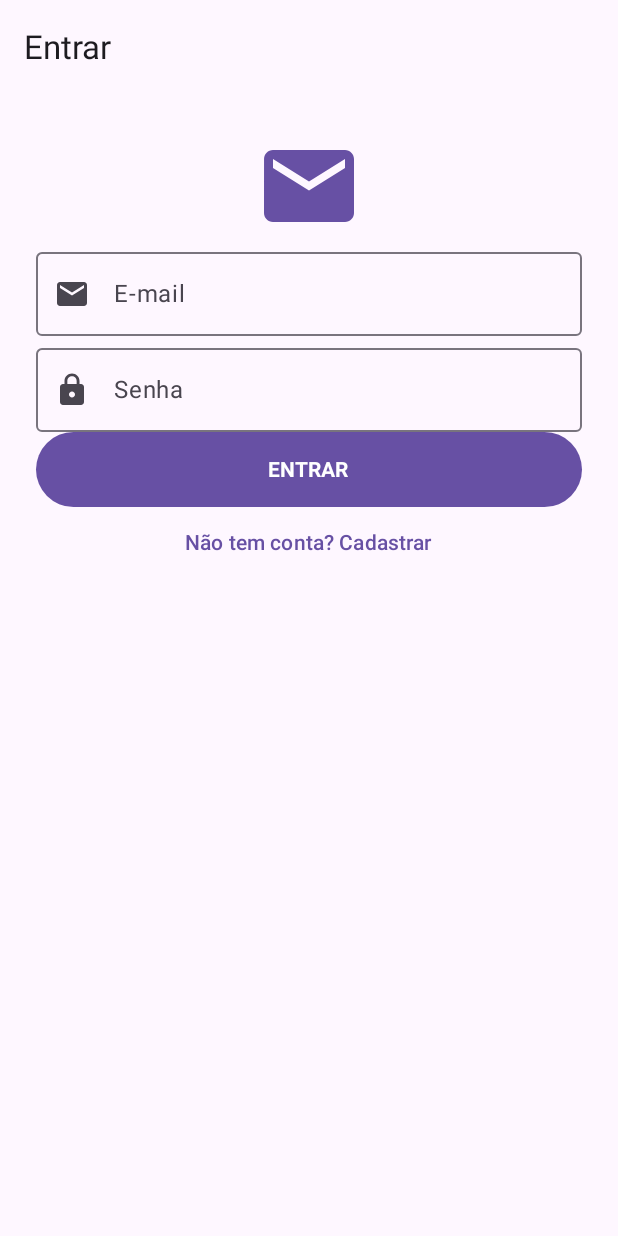
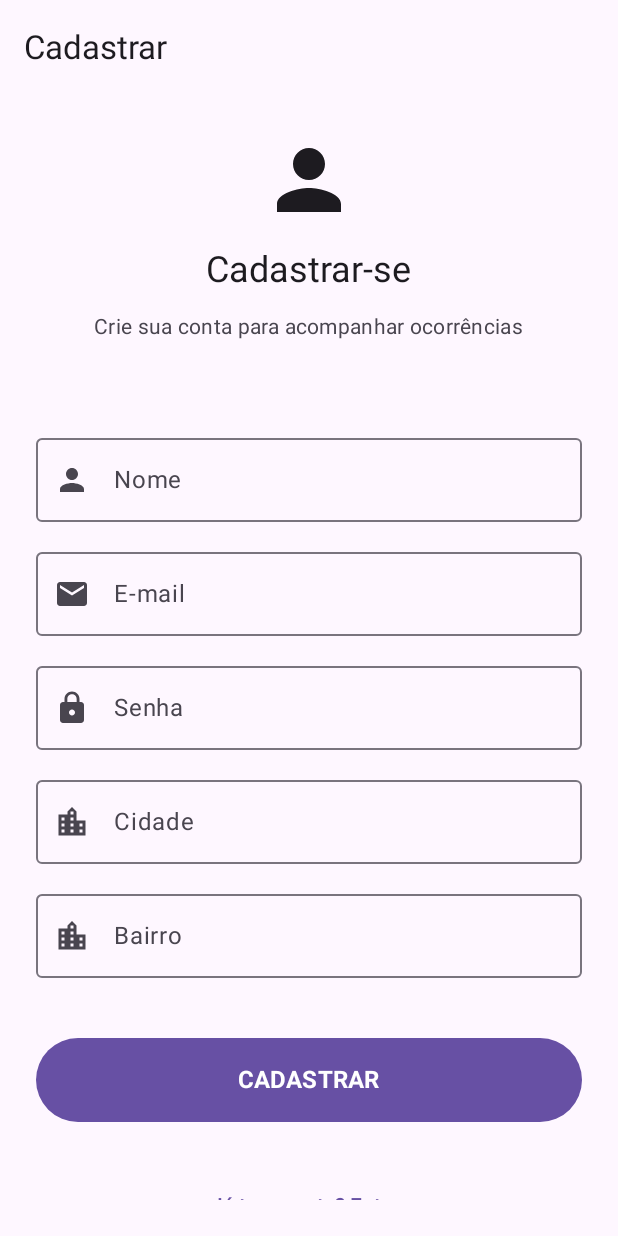
Before and after one commit to alvarossantos/vizinho-alerta, an Android app built with Jetpack Compose: the screen it shows after launch (MainActivity), after a tap on "Cadastrar-se", on a phone screen of 412 x 824 dp. Run offline under Robolectric (Android 15) with nearby library versions, the phone set to English and light mode, and no system bars; our stand-ins replace Firebase (no records; nobody signed in at launch, a user with empty details on screens opened directly).

Commit message:
feat: separa login e cadastro com espacamento e hierarquia visual

```diff
--- a/app/src/main/java/com/vizinhoalerta/MainActivity.kt
+++ b/app/src/main/java/com/vizinhoalerta/MainActivity.kt
@@ -20,6 +20,7 @@ import androidx.navigation.navArgument
 import com.vizinhoalerta.data.AuthRepository
 import com.vizinhoalerta.data.OcorrenciaRepository
 import com.vizinhoalerta.ui.admin.AdminScreen
+import com.vizinhoalerta.ui.cadastro.CadastroScreen
 import com.vizinhoalerta.ui.detalhes.DetalhesScreen
 import com.vizinhoalerta.ui.lista.OcorrenciasListScreen
 import com.vizinhoalerta.ui.login.LoginScreen
@@ -91,7 +92,7 @@ fun VizinhoAlertaApp(
         composable("welcome") {
             WelcomeScreen(
                 onLoginClick = { navController.navigate("login") },
-                onCadastrarClick = { navController.navigate("login") }
+                onCadastrarClick = { navController.navigate("cadastro") }
             )
         }
 
@@ -101,9 +102,21 @@ fun VizinhoAlertaApp(
                 onLoginSucesso = {
                     navController.navigate("mapa") {
                         popUpTo("welcome") { inclusive = true }
-                        popUpTo("login") { inclusive = true }
                     }
-                }
+                },
+                onCadastrarClick = { navController.navigate("cadastro") }
+            )
+        }
+
+        composable("cadastro") {
+            CadastroScreen(
+                authRepository = authRepository,
+                onCadastroSucesso = {
+                    navController.navigate("mapa") {
+                        popUpTo("welcome") { inclusive = true }
+                    }
+                },
+                onLoginClick = { navController.navigate("login") }
             )
         }
 
--- /dev/null
+++ b/app/src/main/java/com/vizinhoalerta/ui/cadastro/CadastroScreen.kt
@@ -0,0 +1,125 @@
+package com.vizinhoalerta.ui.cadastro
+
+import androidx.compose.foundation.layout.*
+import androidx.compose.foundation.rememberScrollState
+import androidx.compose.foundation.text.KeyboardOptions
+import androidx.compose.foundation.verticalScroll
+import androidx.compose.material.icons.Icons
+import androidx.compose.material.icons.filled.Email
+import androidx.compose.material.icons.filled.LocationCity
+import androidx.compose.material.icons.filled.Lock
+import androidx.compose.material.icons.filled.Person
+import androidx.compose.material3.*
+import androidx.compose.runtime.*
+import androidx.compose.ui.Alignment
+import androidx.compose.ui.Modifier
+import androidx.compose.ui.text.font.FontWeight
+import androidx.compose.ui.text.input.KeyboardType
+import androidx.compose.ui.text.input.PasswordVisualTransformation
+import androidx.compose.ui.unit.dp
+import androidx.compose.ui.unit.sp
+import com.vizinhoalerta.data.AuthRepository
+import kotlinx.coroutines.launch
+
+@OptIn(ExperimentalMaterial3Api::class)
+@Composable
+fun CadastroScreen(
+    authRepository: AuthRepository,
+    onCadastroSucesso: () -> Unit,
+    onLoginClick: () -> Unit
+) {
+    var nome by remember { mutableStateOf("") }
+    var email by remember { mutableStateOf("") }
+    var senha by remember { mutableStateOf("") }
+    var cidade by remember { mutableStateOf("") }
+    var bairro by remember { mutableStateOf("") }
+    var carregando by remember { mutableStateOf(false) }
+    var mensagemErro by remember { mutableStateOf<String?>(null) }
+    val scope = rememberCoroutineScope()
+
+    Scaffold(topBar = { TopAppBar(title = { Text("Cadastrar") }) }) { innerPadding ->
+        Column(
+            modifier = Modifier
+                .fillMaxSize()
+                .padding(innerPadding)
+                .padding(24.dp)
+                .verticalScroll(rememberScrollState())
+                .imePadding(),
+            horizontalAlignment = Alignment.CenterHorizontally,
+            verticalArrangement = Arrangement.spacedBy(12.dp)
+        ) {
+            Icon(Icons.Default.Person, contentDescription = null, modifier = Modifier.size(64.dp))
+            Text("Cadastrar-se", style = MaterialTheme.typography.headlineSmall)
+            Text("Crie sua conta para acompanhar ocorrências", style = MaterialTheme.typography.bodyMedium, color = MaterialTheme.colorScheme.onSurfaceVariant)
+            Spacer(Modifier.height(32.dp))
+            OutlinedTextField(
+                value = nome,
+                onValueChange = { nome = it },
+                label = { Text("Nome") },
+                leadingIcon = { Icon(Icons.Default.Person, contentDescription = null) },
+                singleLine = true,
+                modifier = Modifier.fillMaxWidth()
+            )
+            OutlinedTextField(
+                value = email,
+                onValueChange = { email = it },
+                label = { Text("E-mail") },
+                leadingIcon = { Icon(Icons.Default.Email, contentDescription = null) },
+                keyboardOptions = KeyboardOptions(keyboardType = KeyboardType.Email),
+                singleLine = true,
+                modifier = Modifier.fillMaxWidth()
+            )
+            OutlinedTextField(
+                value = senha,
+                onValueChange = { senha = it },
+                label = { Text("Senha") },
+                leadingIcon = { Icon(Icons.Default.Lock, contentDescription = null) },
+                visualTransformation = PasswordVisualTransformation(),
+                keyboardOptions = KeyboardOptions(keyboardType = KeyboardType.Password),
+                singleLine = true,
+                modifier = Modifier.fillMaxWidth()
+            )
+            OutlinedTextField(
+                value = cidade,
+                onValueChange = { cidade = it },
+                label = { Text("Cidade") },
+                leadingIcon = { Icon(Icons.Default.LocationCity, contentDescription = null) },
+                singleLine = true,
+                modifier = Modifier.fillMaxWidth()
+            )
+            OutlinedTextField(
+                value = bairro,
+                onValueChange = { bairro = it },
+                label = { Text("Bairro") },
+                leadingIcon = { Icon(Icons.Default.LocationCity, contentDescription = null) },
+                singleLine = true,
+                modifier = Modifier.fillMaxWidth()
+            )
+            mensagemErro?.let { Text(it, color = MaterialTheme.colorScheme.error, modifier = Modifier.padding(horizontal = 4.dp)) }
+            Spacer(Modifier.height(16.dp))
+            Button(
+                onClick = {
+                    mensagemErro = null
+                    if (nome.isBlank() || email.isBlank() || senha.isBlank() || cidade.isBlank() || bairro.isBlank()) {
+                        mensagemErro = "Preencha todos os campos"
+                        return@Button
+                    }
+                    carregando = true
+                    scope.launch {
+                        val result = authRepository.cadastrar(nome = nome, email = email, pass = senha, cidade = cidade, bairro = bairro)
+                        carregando = false
+                        result.onSuccess { onCadastroSucesso() }
+                            .onFailure { mensagemErro = it.localizedMessage }
+                    }
+                },
+                modifier = Modifier.fillMaxWidth().height(56.dp),
+                enabled = !carregando
+            ) {
+                if (carregando) CircularProgressIndicator(Modifier.size(24.dp), color = MaterialTheme.colorScheme.onPrimary)
+                else Text("CADASTRAR", fontSize = 16.sp, fontWeight = FontWeight.Bold)
+            }
+            Spacer(Modifier.height(8.dp))
+            TextButton(onClick = onLoginClick) { Text("Já tem conta? Entrar") }
+        }
+    }
+}
--- a/app/src/main/java/com/vizinhoalerta/ui/login/LoginScreen.kt
+++ b/app/src/main/java/com/vizinhoalerta/ui/login/LoginScreen.kt
@@ -7,8 +7,6 @@ import androidx.compose.foundation.verticalScroll
 import androidx.compose.material.icons.Icons
 import androidx.compose.material.icons.filled.Email
 import androidx.compose.material.icons.filled.Lock
-import androidx.compose.material.icons.filled.LocationCity
-import androidx.compose.material.icons.filled.Person
 import androidx.compose.material3.*
 import androidx.compose.runtime.*
 import androidx.compose.ui.Alignment
@@ -25,25 +23,16 @@ import kotlinx.coroutines.launch
 @Composable
 fun LoginScreen(
     authRepository: AuthRepository,
-    onLoginSucesso: () -> Unit
+    onLoginSucesso: () -> Unit,
+    onCadastrarClick: () -> Unit
 ) {
-    var isCadastro by remember { mutableStateOf(false) }
     var email by remember { mutableStateOf("") }
     var senha by remember { mutableStateOf("") }
-    var nome by remember { mutableStateOf("") }
-    var cidade by remember { mutableStateOf("") }
-    var bairro by remember { mutableStateOf("") }
-
     var carregando by remember { mutableStateOf(false) }
     var mensagemErro by remember { mutableStateOf<String?>(null) }
-
     val scope = rememberCoroutineScope()
 
-    Scaffold(
-        topBar = {
-            TopAppBar(title = { Text(if (isCadastro) "Cadastrar" else "Entrar") })
-        }
-    ) { innerPadding ->
+    Scaffold(topBar = { TopAppBar(title = { Text("Entrar") }) }) { innerPadding ->
         Column(
             modifier = Modifier
                 .fillMaxSize()
@@ -51,14 +40,13 @@ fun LoginScreen(
                 .padding(24.dp)
                 .verticalScroll(rememberScrollState())
                 .imePadding(),
-            horizontalAlignment = Alignment.CenterHorizontally
+            horizontalAlignment = Alignment.CenterHorizontally,
+            verticalArrangement = Arrangement.spacedBy(12.dp)
         ) {
-            if (isCadastro) {
-                Icon(Icons.Default.Person, contentDescription = null, modifier = Modifier.size(72.dp))
-            } else {
-                Icon(Icons.Default.Email, contentDescription = null, modifier = Modifier.size(72.dp), tint = MaterialTheme.colorScheme.primary)
-            }
-
+            Icon(Icons.Default.Email, contentDescription = null, modifier = Modifier.size(64.dp), tint = MaterialTheme.colorScheme.primary)
+            Text("Entrar", style = MaterialTheme.typography.headlineSmall)
+            Text("Acesse sua conta para continuar", style = MaterialTheme.typography.bodyMedium, color = MaterialTheme.colorScheme.onSurfaceVariant)
+            Spacer(Modifier.height(32.dp))
             OutlinedTextField(
                 value = email,
                 onValueChange = { email = it },
@@ -68,7 +56,6 @@ fun LoginScreen(
                 singleLine = true,
                 modifier = Modifier.fillMaxWidth()
             )
-
             OutlinedTextField(
                 value = senha,
                 onValueChange = { senha = it },
@@ -79,38 +66,8 @@ fun LoginScreen(
                 singleLine = true,
                 modifier = Modifier.fillMaxWidth()
             )
-
-            if (isCadastro) {
-                OutlinedTextField(
-                    value = nome,
-                    onValueChange = { nome = it },
-                    label = { Text("Nome") },
-                    leadingIcon = { Icon(Icons.Default.Person, contentDescription = null) },
-                    singleLine = true,
-                    modifier = Modifier.fillMaxWidth()
-                )
-                OutlinedTextField(
-                    value = cidade,
-                    onValueChange = { cidade = it },
-                    label = { Text("Cidade") },
-                    leadingIcon = { Icon(Icons.Default.LocationCity, contentDescription = null) },
-                    singleLine = true,
-                    modifier = Modifier.fillMaxWidth()
-                )
-                OutlinedTextField(
-                    value = bairro,
-                    onValueChange = { bairro = it },
-                    label = { Text("Bairro") },
-                    leadingIcon = { Icon(Icons.Default.LocationCity, contentDescription = null) },
-                    singleLine = true,
-                    modifier = Modifier.fillMaxWidth()
-                )
-            }
-
-            mensagemErro?.let {
-                Text(it, color = MaterialTheme.colorScheme.error)
-            }
-
+            mensagemErro?.let { Text(it, color = MaterialTheme.colorScheme.error, modifier = Modifier.padding(horizontal = 4.dp)) }
+            Spacer(Modifier.height(16.dp))
             Button(
                 onClick = {
                     mensagemErro = null
@@ -118,35 +75,22 @@ fun LoginScreen(
                         mensagemErro = "Preencha email e senha"
                         return@Button
                     }
-
                     carregando = true
                     scope.launch {
-                        val result = if (isCadastro) {
-                            authRepository.cadastrar(
-                                nome = nome,
-                                email = email,
-                                pass = senha,
-                                cidade = cidade,
-                                bairro = bairro
-                            )
-                        } else {
-                            authRepository.login(email = email, pass = senha)
-                        }
+                        val result = authRepository.login(email = email, pass = senha)
                         carregando = false
                         result.onSuccess { onLoginSucesso() }
-                                 .onFailure { mensagemErro = it.localizedMessage }
+                            .onFailure { mensagemErro = it.localizedMessage }
                     }
                 },
-                modifier = Modifier.fillMaxWidth().height(50.dp),
+                modifier = Modifier.fillMaxWidth().height(56.dp),
                 enabled = !carregando
             ) {
                 if (carregando) CircularProgressIndicator(Modifier.size(24.dp), color = MaterialTheme.colorScheme.onPrimary)
-                else Text(if (isCadastro) "CADASTRAR" else "ENTRAR", fontWeight = FontWeight.Bold)
+                else Text("ENTRAR", fontSize = 16.sp, fontWeight = FontWeight.Bold)
             }
-
-            TextButton(onClick = { isCadastro = !isCadastro }) {
-                Text(if (isCadastro) "Já tem conta? Entrar" else "Não tem conta? Cadastrar")
-            }
+            Spacer(Modifier.height(8.dp))
+            TextButton(onClick = onCadastrarClick) { Text("Não tem conta? Cadastrar") }
         }
     }
 }
```
